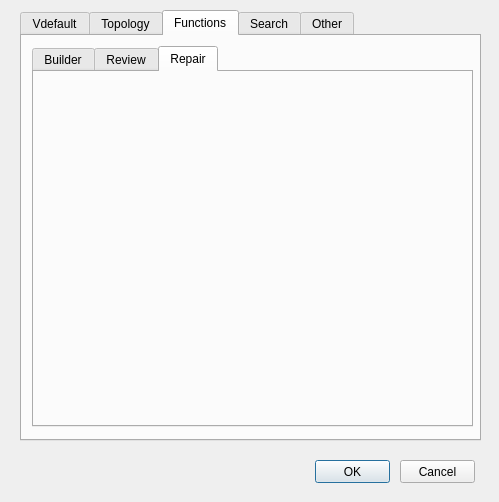
Old version of the form ui/config_master.ui in the repository Giswater/giswater_qgis_plugin.
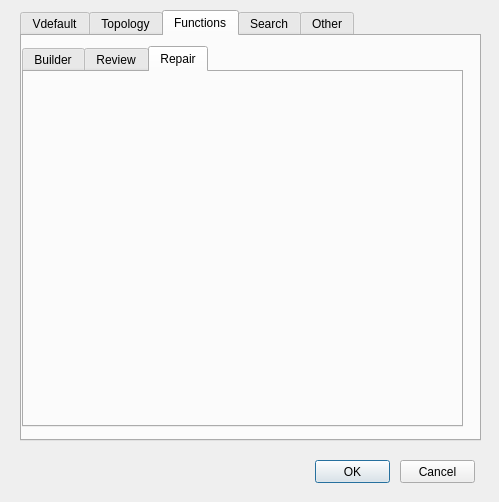
New version of the form. The open tabs and pages were chosen to show the change.

```diff
--- a/ui/config_master.ui
+++ b/ui/config_master.ui
@@ -774,7 +774,7 @@
     <widget class="QTabWidget" name="Utils_3">
      <property name="geometry">
       <rect>
-       <x>10</x>
+       <x>0</x>
        <y>10</y>
        <width>441</width>
        <height>381</height>
```
Left out of the diff: 6 changed lines with no effect on the pictures.
